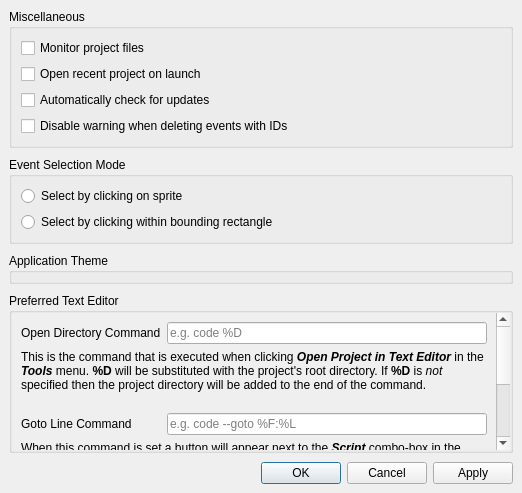
This is forms/preferenceeditor.ui in huderlem/porymap as Qt 5 draws it before an edit. The edited form follows.
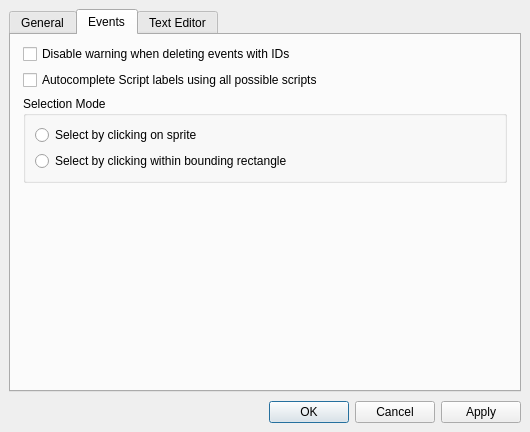
This is the edited form. The open tabs and pages were chosen to show the change.

Commit message: Add setting to re-enable global script autocomplete

Diff of the .ui file:
```diff
--- a/forms/preferenceeditor.ui
+++ b/forms/preferenceeditor.ui
@@ -6,8 +6,8 @@
    <rect>
     <x>0</x>
     <y>0</y>
-    <width>522</width>
-    <height>493</height>
+    <width>530</width>
+    <height>432</height>
    </rect>
   </property>
   <property name="windowTitle">
@@ -19,11 +19,24 @@
      <number>9</number>
     </property>
     <item>
-     <widget class="QGroupBox" name="groupBox">
-      <property name="title">
-       <string>Miscellaneous</string>
+     <widget class="QTabWidget" name="tabWidget">
+      <property name="currentIndex">
+       <number>0</number>
       </property>
-      <layout class="QVBoxLayout" name="verticalLayout_2">
+      <widget class="QWidget" name="tab_General">
+       <attribute name="title">
+        <string>General</string>
+       </attribute>
+       <layout class="QVBoxLayout" name="verticalLayout_5">
+        <property name="leftMargin">
+         <number>12</number>
+        </property>
+        <property name="rightMargin">
+         <number>12</number>
+        </property>
+        <property name="bottomMargin">
+         <number>12</number>
+        </property>
        <item>
         <widget class="QCheckBox" name="checkBox_MonitorProjectFiles">
          <property name="toolTip">
@@ -55,6 +68,48 @@
         </widget>
        </item>
        <item>
+         <widget class="QGroupBox" name="groupBox_Themes">
+          <property name="sizePolicy">
+           <sizepolicy hsizetype="Preferred" vsizetype="Fixed">
+            <horstretch>0</horstretch>
+            <verstretch>0</verstretch>
+           </sizepolicy>
+          </property>
+          <property name="title">
+           <string>Application Theme</string>
+          </property>
+         </widget>
+        </item>
+        <item>
+         <spacer name="verticalSpacer_4">
+          <property name="orientation">
+           <enum>Qt::Orientation::Vertical</enum>
+          </property>
+          <property name="sizeHint" stdset="0">
+           <size>
+            <width>20</width>
+            <height>40</height>
+           </size>
+          </property>
+         </spacer>
+        </item>
+       </layout>
+      </widget>
+      <widget class="QWidget" name="tab_Events">
+       <attribute name="title">
+        <string>Events</string>
+       </attribute>
+       <layout class="QVBoxLayout" name="verticalLayout_3">
+        <property name="leftMargin">
+         <number>12</number>
+        </property>
+        <property name="rightMargin">
+         <number>12</number>
+        </property>
+        <property name="bottomMargin">
+         <number>12</number>
+        </property>
+        <item>
         <widget class="QCheckBox" name="checkBox_DisableEventWarning">
          <property name="toolTip">
           <string>If checked, no warning will be shown when deleting an event that has an associated #define that may also be deleted.</string>
@@ -64,13 +119,20 @@
          </property>
         </widget>
        </item>
-      </layout>
+        <item>
+         <widget class="QCheckBox" name="checkBox_AutocompleteAllScripts">
+          <property name="toolTip">
+           <string>&lt;html&gt;&lt;head/&gt;&lt;body&gt;&lt;p&gt;If checked, the list of suggestions when typing in an Event's Script field will include all global script labels in the project. Enabling this setting will make Porymap's startup slower.&lt;/p&gt;&lt;/body&gt;&lt;/html&gt;</string>
+          </property>
+          <property name="text">
+           <string>Autocomplete Script labels using all possible scripts</string>
+          </property>
      </widget>
     </item>
     <item>
      <widget class="QGroupBox" name="groupBox_EventSelectionMode">
       <property name="title">
-       <string>Event Selection Mode</string>
+           <string>Selection Mode</string>
       </property>
       <layout class="QVBoxLayout" name="verticalLayout_EventSelectionMode">
        <item>
@@ -97,40 +159,35 @@
      </widget>
     </item>
     <item>
-     <widget class="QGroupBox" name="groupBox_Themes">
-      <property name="sizePolicy">
-       <sizepolicy hsizetype="Preferred" vsizetype="Fixed">
-        <horstretch>0</horstretch>
-        <verstretch>0</verstretch>
-       </sizepolicy>
-      </property>
-      <property name="title">
-       <string>Application Theme</string>
-      </property>
-     </widget>
-    </item>
-    <item>
-     <widget class="QGroupBox" name="groupBox_TextEditor">
-      <property name="title">
-       <string>Preferred Text Editor</string>
-      </property>
-      <layout class="QGridLayout" name="gridLayout">
+         <spacer name="verticalSpacer_3">
+          <property name="orientation">
+           <enum>Qt::Orientation::Vertical</enum>
+          </property>
+          <property name="sizeHint" stdset="0">
+           <size>
+            <width>20</width>
+            <height>40</height>
+           </size>
+          </property>
+         </spacer>
+        </item>
+       </layout>
+      </widget>
+      <widget class="QWidget" name="tab">
+       <attribute name="title">
+        <string>Text Editor</string>
+       </attribute>
+       <layout class="QVBoxLayout" name="verticalLayout_4">
        <property name="leftMargin">
-        <number>0</number>
-       </property>
-       <property name="topMargin">
-        <number>0</number>
+         <number>12</number>
        </property>
        <property name="rightMargin">
-        <number>0</number>
+         <number>12</number>
        </property>
        <property name="bottomMargin">
-        <number>0</number>
-       </property>
-       <property name="spacing">
-        <number>0</number>
-       </property>
-       <item row="2" column="0">
+         <number>12</number>
+        </property>
+        <item>
         <widget class="QScrollArea" name="scrollArea_TextEditor">
          <property name="frameShape">
           <enum>QFrame::NoFrame</enum>
@@ -143,8 +200,8 @@
            <rect>
             <x>0</x>
             <y>0</y>
-            <width>492</width>
-            <height>327</height>
+             <width>476</width>
+             <height>343</height>
            </rect>
           </property>
           <layout class="QGridLayout" name="gridLayout_2">
@@ -251,6 +308,7 @@
         </widget>
        </item>
       </layout>
+      </widget>
      </widget>
     </item>
     <item>
```
Left out of the diff: 16 changed lines with no effect on the pictures. Lines whose indentation alone changed are shown as unchanged. The commit also changes 8 other files.
